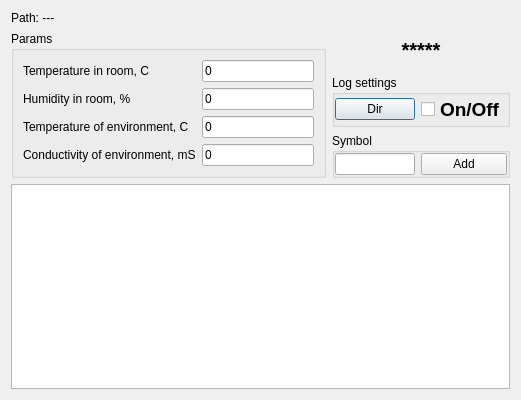
Qt form logger.ui (anatoltrush/OscillO) before a commit.
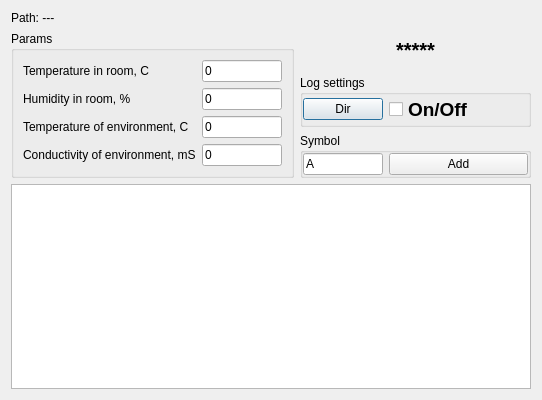
The same form after that commit.

Diff of the .ui file:
```diff
--- a/logger.ui
+++ b/logger.ui
@@ -6,13 +6,19 @@
    <rect>
     <x>0</x>
     <y>0</y>
-    <width>521</width>
+    <width>542</width>
     <height>400</height>
    </rect>
   </property>
+  <property name="sizePolicy">
+   <sizepolicy hsizetype="Fixed" vsizetype="Preferred">
+    <horstretch>0</horstretch>
+    <verstretch>0</verstretch>
+   </sizepolicy>
+  </property>
   <property name="maximumSize">
    <size>
-    <width>9999</width>
+    <width>600</width>
     <height>16777215</height>
    </size>
   </property>
@@ -25,9 +31,18 @@
   <layout class="QGridLayout" name="gridLayout_4">
    <item row="0" column="0" colspan="2">
     <widget class="QLabel" name="lLogPath">
+     <property name="sizePolicy">
+      <sizepolicy hsizetype="Minimum" vsizetype="Preferred">
+       <horstretch>0</horstretch>
+       <verstretch>0</verstretch>
+      </sizepolicy>
+     </property>
      <property name="text">
       <string>Path: ---</string>
      </property>
+     <property name="wordWrap">
+      <bool>true</bool>
+     </property>
     </widget>
    </item>
    <item row="1" column="0">
@@ -45,6 +60,18 @@
       </item>
       <item row="0" column="1">
        <widget class="QLineEdit" name="lELogTempRoom">
+        <property name="sizePolicy">
+         <sizepolicy hsizetype="Minimum" vsizetype="Fixed">
+          <horstretch>0</horstretch>
+          <verstretch>0</verstretch>
+         </sizepolicy>
+        </property>
+        <property name="maximumSize">
+         <size>
+          <width>80</width>
+          <height>16777215</height>
+         </size>
+        </property>
         <property name="text">
          <string>0</string>
         </property>
@@ -59,6 +86,18 @@
       </item>
       <item row="1" column="1">
        <widget class="QLineEdit" name="lELogHumid">
+        <property name="sizePolicy">
+         <sizepolicy hsizetype="Minimum" vsizetype="Fixed">
+          <horstretch>0</horstretch>
+          <verstretch>0</verstretch>
+         </sizepolicy>
+        </property>
+        <property name="maximumSize">
+         <size>
+          <width>80</width>
+          <height>16777215</height>
+         </size>
+        </property>
         <property name="text">
          <string>0</string>
         </property>
@@ -73,6 +112,18 @@
       </item>
       <item row="2" column="1">
        <widget class="QLineEdit" name="lELogTempEnv">
+        <property name="sizePolicy">
+         <sizepolicy hsizetype="Minimum" vsizetype="Fixed">
+          <horstretch>0</horstretch>
+          <verstretch>0</verstretch>
+         </sizepolicy>
+        </property>
+        <property name="maximumSize">
+         <size>
+          <width>80</width>
+          <height>16777215</height>
+         </size>
+        </property>
         <property name="text">
          <string>0</string>
         </property>
@@ -87,6 +138,18 @@
       </item>
       <item row="3" column="1">
        <widget class="QLineEdit" name="lELogCondEnv">
+        <property name="sizePolicy">
+         <sizepolicy hsizetype="Minimum" vsizetype="Fixed">
+          <horstretch>0</horstretch>
+          <verstretch>0</verstretch>
+         </sizepolicy>
+        </property>
+        <property name="maximumSize">
+         <size>
+          <width>80</width>
+          <height>16777215</height>
+         </size>
+        </property>
         <property name="text">
          <string>0</string>
         </property>
@@ -194,6 +257,9 @@
             <height>16777215</height>
            </size>
           </property>
+          <property name="text">
+           <string>A</string>
+          </property>
          </widget>
         </item>
         <item row="0" column="1">
```
Left out of the diff: 11 changed lines with no effect on the pictures.
